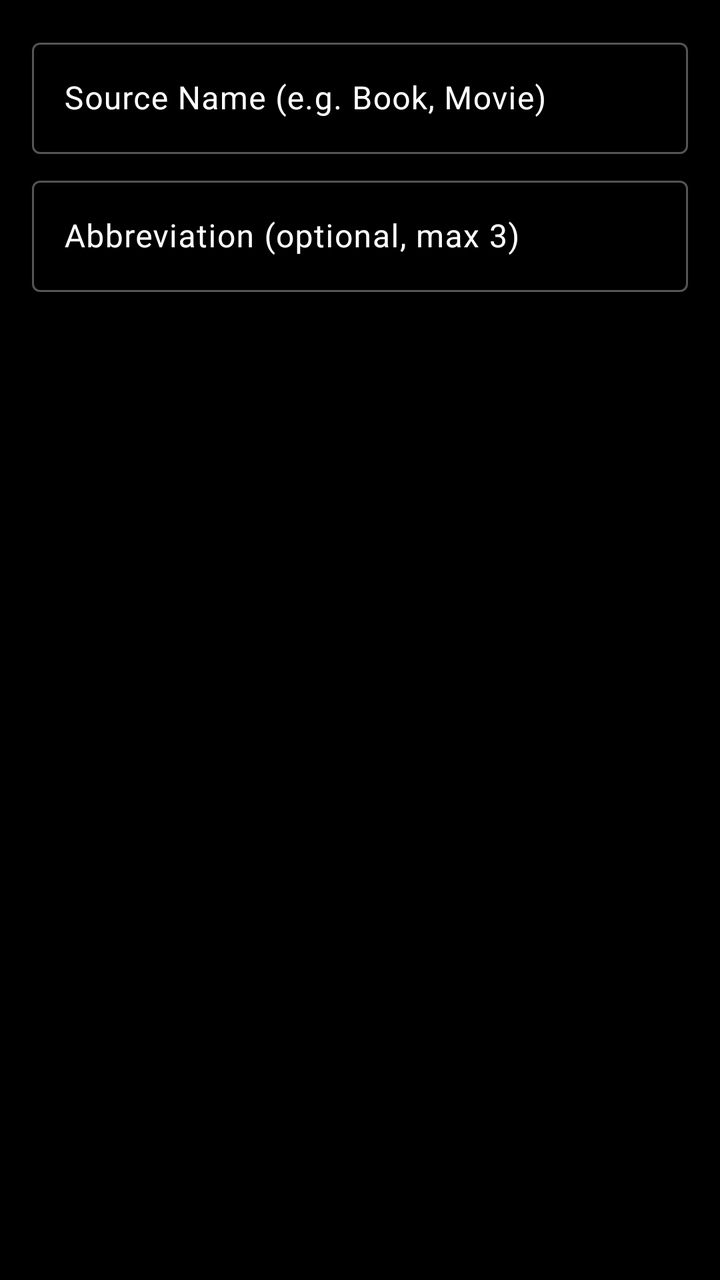
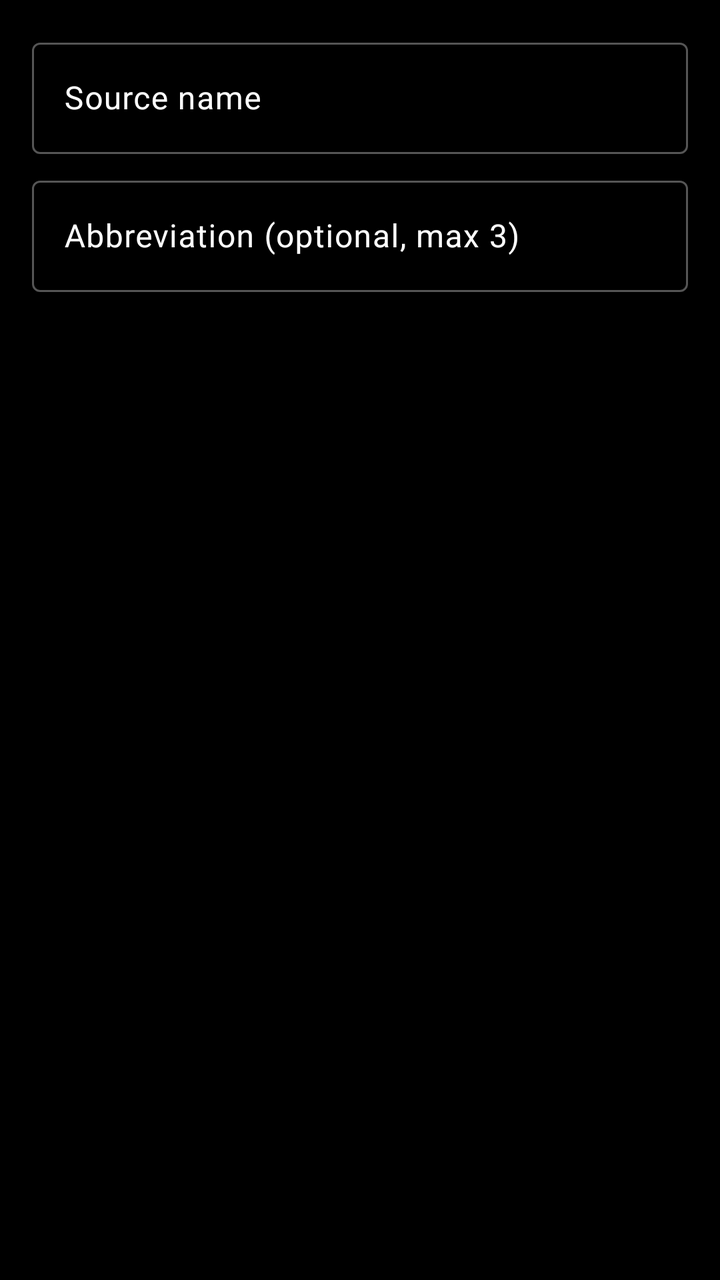

Before-and-after screenshots of an Android layout around one commit, followed by the original layout XML and the change that was made.
<!-- AndroidManifest.xml: application theme Theme.AnEn -->
<!-- res/layout/dialog_add_source.xml -->
<?xml version="1.0" encoding="utf-8"?>
<LinearLayout xmlns:android="http://schemas.android.com/apk/res/android"
    android:layout_width="match_parent"
    android:layout_height="wrap_content"
    android:orientation="vertical"
    android:padding="16dp">

    <com.google.android.material.textfield.TextInputLayout
        android:layout_width="match_parent"
        android:layout_height="wrap_content"
        android:layout_marginBottom="8dp">
        <com.google.android.material.textfield.TextInputEditText
            android:id="@+id/etSourceName"
            android:layout_width="match_parent"
            android:layout_height="wrap_content"
            android:hint="Source Name (e.g. Book, Movie)"
            android:maxLines="1"/>
    </com.google.android.material.textfield.TextInputLayout>

    <com.google.android.material.textfield.TextInputLayout
        android:layout_width="match_parent"
        android:layout_height="wrap_content">
        <com.google.android.material.textfield.TextInputEditText
            android:id="@+id/etSourceAbbrev"
            android:layout_width="match_parent"
            android:layout_height="wrap_content"
            android:hint="Abbreviation (optional, max 3)"
            android:inputType="textCapWords"
            android:maxLength="3"
            android:maxLines="1"/>
    </com.google.android.material.textfield.TextInputLayout>
</LinearLayout>
<!-- resources referenced by this layout -->
<resources>
  <style name="Theme.AnEn" parent="Theme.Material3.Dark.NoActionBar"> tools:targetApi="31"&gt;
          <item name="colorPrimary">@color/mono_primary</item>
          <item name="colorOnPrimary">@color/white</item>
          <item name="colorSecondary">@color/mono_secondary</item>
          <item name="colorOnSecondary">@color/white</item>
          <item name="colorTertiary">@color/mono_secondary</item>
          <item name="colorSurface">@color/mono_surface</item>
          <item name="colorOnSurface">@color/white</item>
          <item name="colorSurfaceVariant">@color/mono_primary</item>
          <item name="colorOnSurfaceVariant">@color/white</item>
          <item name="colorOutline">@color/mono_secondary</item>
          <item name="android:windowBackground">@color/mono_bg</item>
          <item name="android:windowSplashScreenAnimatedIcon" tools:ignore="NewApi">@mipmap/ic_launcher_foreground</item>
          <item name="android:windowSplashScreenIconBackgroundColor" tools:ignore="NewApi">@color/black</item>
      </style>
  <color name="mono_primary">#333333</color>
  <color name="white">#FFFFFFFF</color>
  <color name="mono_secondary">#555555</color>
  <color name="mono_surface">#1E1E1E</color>
  <color name="mono_bg">#000000</color>
  <color name="black">#FF000000</color>
</resources>

<!-- the commit's change to res/layout/dialog_add_source.xml (unified diff, before → after) -->
@@ -8,25 +8,28 @@
     <com.google.android.material.textfield.TextInputLayout
         android:layout_width="match_parent"
         android:layout_height="wrap_content"
-        android:layout_marginBottom="8dp">
+        android:layout_marginBottom="8dp"
+        android:hint="@string/source_name_hint">
+
         <com.google.android.material.textfield.TextInputEditText
             android:id="@+id/etSourceName"
             android:layout_width="match_parent"
             android:layout_height="wrap_content"
-            android:hint="Source Name (e.g. Book, Movie)"
-            android:maxLines="1"/>
+            android:inputType="textCapWords"
+            android:maxLines="1" />
     </com.google.android.material.textfield.TextInputLayout>
 
     <com.google.android.material.textfield.TextInputLayout
         android:layout_width="match_parent"
-        android:layout_height="wrap_content">
+        android:layout_height="wrap_content"
+        android:hint="@string/abbreviation_hint">
+
         <com.google.android.material.textfield.TextInputEditText
             android:id="@+id/etSourceAbbrev"
             android:layout_width="match_parent"
             android:layout_height="wrap_content"
-            android:hint="Abbreviation (optional, max 3)"
             android:inputType="textCapWords"
             android:maxLength="3"
-            android:maxLines="1"/>
+            android:maxLines="1" />
     </com.google.android.material.textfield.TextInputLayout>
 </LinearLayout>
<!-- resource entries referenced after the edit -->
@@ -1,5 +1,7 @@
 <!-- resources referenced by this layout -->
 <resources>
+  <string name="abbreviation_hint">Abbreviation (optional, max 3)</string>
+  <string name="source_name_hint">Source name</string>
   <style name="Theme.AnEn" parent="Theme.Material3.Dark.NoActionBar"> tools:targetApi="31"&gt;
           <item name="colorPrimary">@color/mono_primary</item>
           <item name="colorOnPrimary">@color/white</item>
